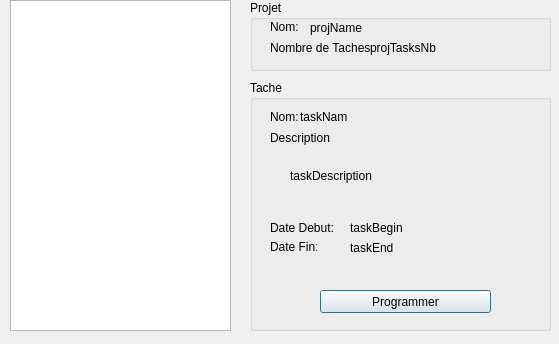
Above: ProjectCalendar/projectmain.ui from clemencevaz/LO21 before the change. Below: the same form after it.
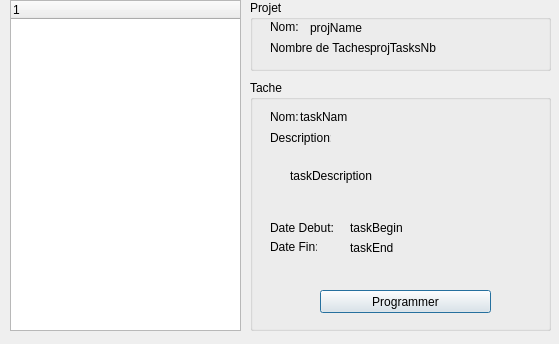
That is the form after the change.

The edit to the form file:
```diff
--- a/ProjectCalendar/projectmain.ui
+++ b/ProjectCalendar/projectmain.ui
@@ -221,15 +221,20 @@
     </property>
    </widget>
   </widget>
-  <widget class="QTreeView" name="projTreeView">
+  <widget class="QTreeWidget" name="projTreeView">
    <property name="geometry">
     <rect>
      <x>10</x>
      <y>0</y>
-     <width>221</width>
+     <width>231</width>
      <height>331</height>
     </rect>
    </property>
+   <column>
+    <property name="text">
+     <string notr="true">1</string>
+    </property>
+   </column>
   </widget>
  </widget>
  <resources/>
```
